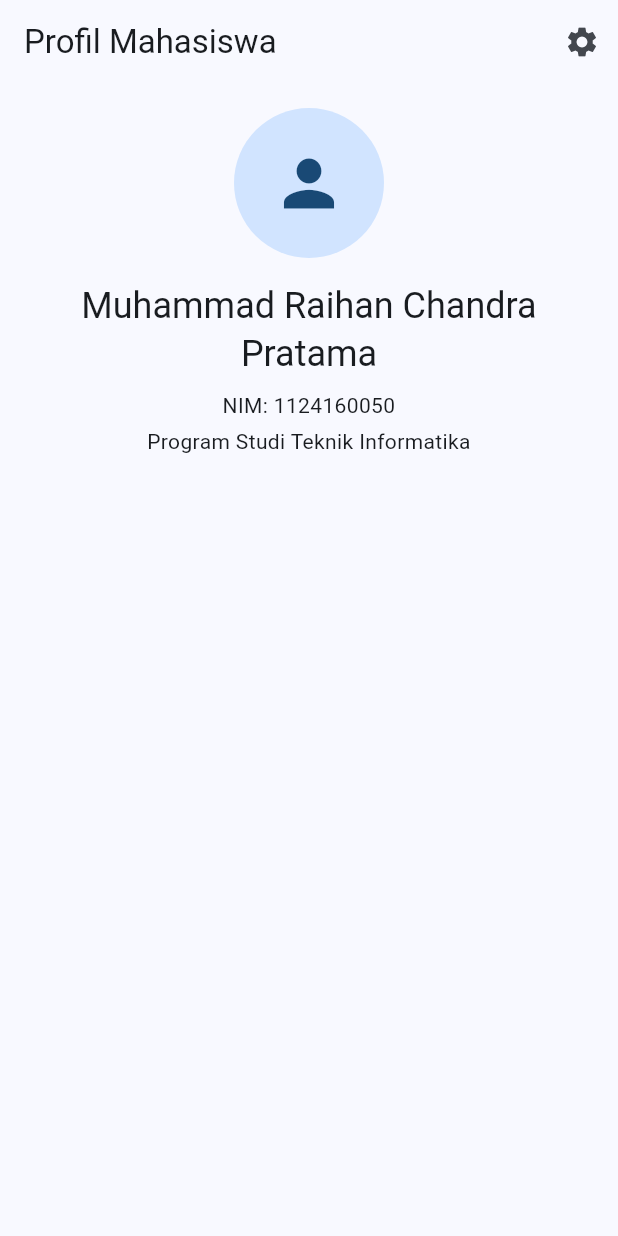
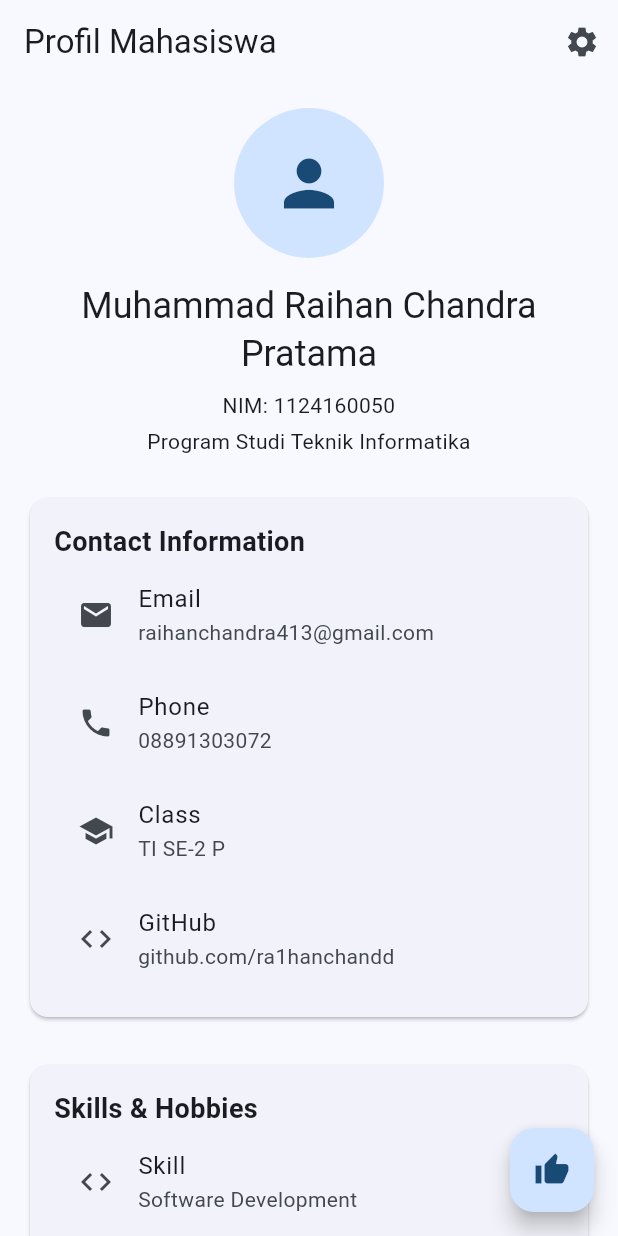
Before and after one commit to ra1hanchandd/uts-pml-1124160050, a Flutter app: the screen it shows after launch, on a phone screen of 412 x 824 dp. Run offline on Flutter 3.47's test engine with Material 3 defaults, Android fonts, the phone set to English and light mode, and no system bars.

Commit message:
tahap 3: InfoTile, contact, skills dan snackbar

```diff
--- /dev/null
+++ b/lib/info_title.dart
@@ -0,0 +1,23 @@
+import 'package:flutter/material.dart';
+
+class InfoTile extends StatelessWidget {
+  final IconData icon;
+  final String label;
+  final String value;
+
+  const InfoTile({
+    super.key,
+    required this.icon,
+    required this.label,
+    required this.value,
+  });
+
+  @override
+  Widget build(BuildContext context) {
+    return ListTile(
+      leading: Icon(icon),
+      title: Text(label),
+      subtitle: Text(value),
+    );
+  }
+}
--- a/lib/profile_page.dart
+++ b/lib/profile_page.dart
@@ -1,4 +1,5 @@
 import 'package:flutter/material.dart';
+import 'info_title.dart';
 
 class ProfilePage extends StatelessWidget {
   const ProfilePage({super.key});
@@ -48,12 +49,107 @@ class ProfilePage extends StatelessWidget {
                     style: Theme.of(context).textTheme.bodyMedium,
                     textAlign: TextAlign.center,
                   ),
+
+                  const SizedBox(height: 24),
+
+                  Card(
+                    child: Padding(
+                      padding: const EdgeInsets.all(16),
+                      child: Column(
+                        crossAxisAlignment: CrossAxisAlignment.start,
+                        children: const [
+                          Text(
+                            'Contact Information',
+                            style: TextStyle(
+                              fontSize: 18,
+                              fontWeight: FontWeight.bold,
+                            ),
+                          ),
+
+                          InfoTile(
+                            icon: Icons.email,
+                            label: 'Email',
+                            value: 'raihanchandra413@gmail.com',
+                          ),
+
+                          InfoTile(
+                            icon: Icons.phone,
+                            label: 'Phone',
+                            value: '08891303072',
+                          ),
+
+                          InfoTile(
+                            icon: Icons.school,
+                            label: 'Class',
+                            value: 'TI SE-2 P',
+                          ),
+
+                          InfoTile(
+                            icon: Icons.code,
+                            label: 'GitHub',
+                            value: 'github.com/ra1hanchandd',
+                          ),
+                        ],
+                      ),
+                    ),
+                  ),
+
+const SizedBox(height: 24),
+
+                  Card(
+                    child: Padding(
+                      padding: const EdgeInsets.all(16),
+                      child: Column(
+                        crossAxisAlignment: CrossAxisAlignment.start,
+                        children: const [
+                          Text(
+                            'Skills & Hobbies',
+                            style: TextStyle(
+                              fontSize: 18,
+                              fontWeight: FontWeight.bold,
+                            ),
+                          ),
+
+                          InfoTile(
+                            icon: Icons.code,
+                            label: 'Skill',
+                            value: 'Software Development',
+                          ),
+
+                          InfoTile(
+                            icon: Icons.design_services,
+                            label: 'Skill',
+                            value: 'UI/UX Design',
+                          ),
+
+                          InfoTile(
+                            icon: Icons.sports,
+                            label: 'Hobby',
+                            value: 'Playing Music',
+                          ),
+                        ],
+                      ),
+                    ),
+                  ),
+
                 ],
               ),
             ),
           ),
         ),
       ),
+      floatingActionButton: FloatingActionButton(
+        onPressed: () {
+          ScaffoldMessenger.of(context).showSnackBar(
+            const SnackBar(
+              content: Text(
+                'Halo! Terima kasih sudah mengunjungi profil saya.',
+              ),
+            ),
+          );
+        },
+        child: const Icon(Icons.thumb_up),
+      ),
     );
   }
 }
```
